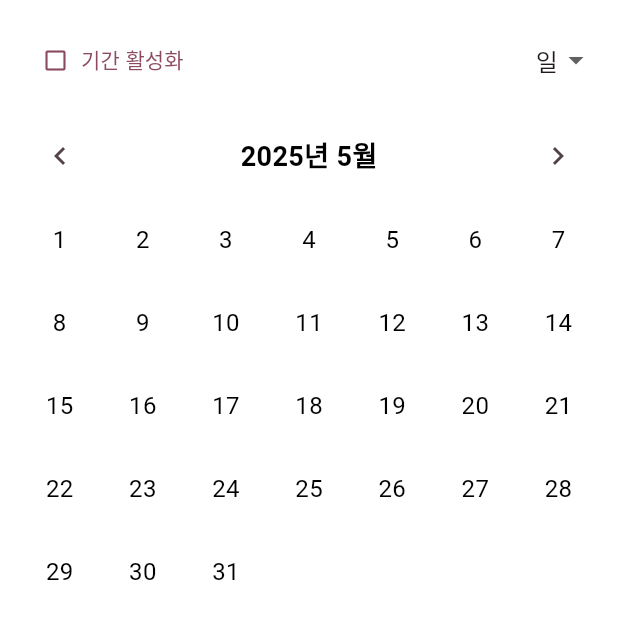
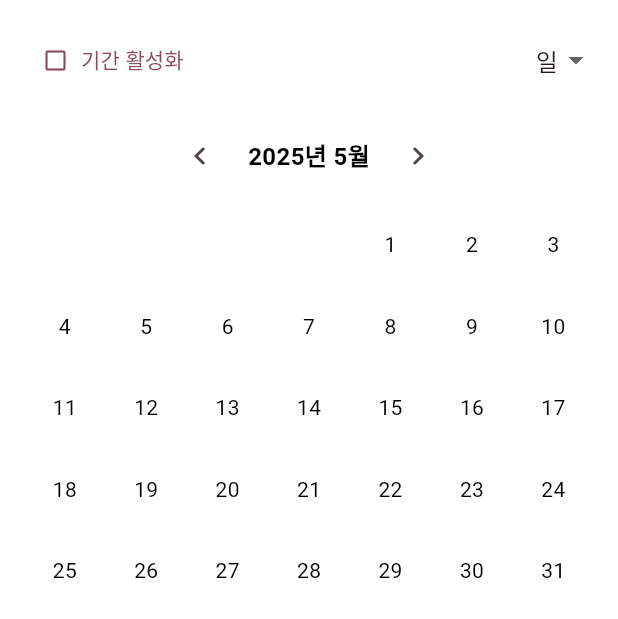
Before and after one commit to dhkdgh98/RelateX_front_main, a Flutter app: the CalendarModal widget shown alone on an empty page, opened directly, after a tap on the "chevron left" icon, after a tap on the "chevron right" icon, on a phone screen of 412 x 824 dp. Shown: the top 619 px of the screen. Run offline on Flutter 3.47's test engine with Material 3 defaults, Android fonts, the phone set to English and light mode, and no system bars.

Commit message:
캘린더 일,주,년,월 view 완료

```diff
--- a/lib/features/home/view/home_widgets/calendar.dart
+++ b/lib/features/home/view/home_widgets/calendar.dart
@@ -16,17 +16,29 @@ class _CalendarModalState extends State<CalendarModal> {
   DateTime _selectedDate = DateTime.now();
   bool _isRangeEnabled = false;
 
-  void _goToPreviousMonth() {
+  void _goToPrevious() {
     setState(() {
+      if (_currentView == CalendarView.month) {
+        _selectedDate = DateTime(_selectedDate.year - 1, _selectedDate.month);
+      } else if (_currentView == CalendarView.year) {
+        _selectedDate = DateTime(_selectedDate.year - 10);
+      } else {
         _selectedDate = DateTime(_selectedDate.year, _selectedDate.month - 1);
-      print('이전 달로 이동: $_selectedDate');
+      }
+      print('이전 이동: $_selectedDate');
     });
   }
 
-  void _goToNextMonth() {
+  void _goToNext() {
     setState(() {
+      if (_currentView == CalendarView.month) {
+        _selectedDate = DateTime(_selectedDate.year + 1, _selectedDate.month);
+      } else if (_currentView == CalendarView.year) {
+        _selectedDate = DateTime(_selectedDate.year + 10);
+      } else {
         _selectedDate = DateTime(_selectedDate.year, _selectedDate.month + 1);
-      print('다음 달로 이동: $_selectedDate');
+      }
+      print('다음 이동: $_selectedDate');
     });
   }
 
@@ -37,7 +49,6 @@ class _CalendarModalState extends State<CalendarModal> {
       child: Padding(
         padding: const EdgeInsets.all(16.0),
         child: Column(
-          mainAxisSize: MainAxisSize.min,
           children: [
             Row(
               mainAxisAlignment: MainAxisAlignment.spaceBetween,
@@ -87,41 +98,50 @@ class _CalendarModalState extends State<CalendarModal> {
               ],
             ),
             const SizedBox(height: 16),
-            _buildCalendarContent(),
+            _buildHeader(),
+            const SizedBox(height: 8),
+            Expanded(child: _buildCalendarContent()),
           ],
         ),
       ),
     );
   }
 
-  Widget _buildCalendarContent() {
-    print('Building calendar content for $_currentView');
-    return Column(
+
+
+Widget _buildHeader() {
+  return Row(
+    mainAxisAlignment: _currentView == CalendarView.year
+        ? MainAxisAlignment.spaceBetween
+        : MainAxisAlignment.center,
     children: [
-        Row(
-          mainAxisAlignment: MainAxisAlignment.spaceBetween,
-          children: [
-            IconButton(
-              icon: const Icon(Icons.chevron_left),
-              onPressed: _goToPreviousMonth,
+      IconButton(onPressed: _goToPrevious, icon: const Icon(Icons.chevron_left)),
+      if (_currentView != CalendarView.year) const SizedBox(width: 8),
+      if (_currentView != CalendarView.year)
+        Text(
+          _currentView == CalendarView.month
+              ? '${_selectedDate.year}년'
+              : DateFormat('yyyy년 M월').format(_selectedDate),
+          style: const TextStyle(fontSize: 16, fontWeight: FontWeight.bold),
+        )
+      else
+        Text(
+          () {
+            final startYear = (_selectedDate.year ~/ 10) * 10;
+            final endYear = startYear + 9;
+            return '$startYear년 ~ $endYear년';
+          }(),
+          style: const TextStyle(fontSize: 16, fontWeight: FontWeight.bold),
         ),
-            Text(
-              DateFormat('yyyy년 M월').format(_selectedDate),
-              style: const TextStyle(fontSize: 18, fontWeight: FontWeight.bold),
-            ),
-            IconButton(
-              icon: const Icon(Icons.chevron_right),
-              onPressed: _goToNextMonth,
-            ),
-          ],
-        ),
-        const SizedBox(height: 8),
-        _buildCurrentView(),
+      if (_currentView != CalendarView.year) const SizedBox(width: 8),
+      IconButton(onPressed: _goToNext, icon: const Icon(Icons.chevron_right)),
     ],
   );
 }
 
-  Widget _buildCurrentView() {
+
+  Widget _buildCalendarContent() {
+    print('Building calendar content for $_currentView');
     switch (_currentView) {
       case CalendarView.day:
       case CalendarView.week:
@@ -134,25 +154,21 @@ class _CalendarModalState extends State<CalendarModal> {
   }
 
   Widget _buildMonthCalendar() {
+    final daysInMonth = DateUtils.getDaysInMonth(_selectedDate.year, _selectedDate.month);
     final firstDayOfMonth = DateTime(_selectedDate.year, _selectedDate.month, 1);
-    final daysInMonth = DateUtils.getDaysInMonth(_selectedDate.year, _selectedDate.month);
-    print('Generating calendar for ${_selectedDate.year}-${_selectedDate.month}, $daysInMonth days');
+    final weekdayOffset = firstDayOfMonth.weekday % 7;
+
+    final totalGridCount = weekdayOffset + daysInMonth;
     return GridView.builder(
-      shrinkWrap: true,
-      physics: const NeverScrollableScrollPhysics(),
-      itemCount: daysInMonth,
-      gridDelegate: const SliverGridDelegateWithFixedCrossAxisCount(
-        crossAxisCount: 7,
-        mainAxisSpacing: 8,
-        crossAxisSpacing: 8,
-      ),
+      itemCount: totalGridCount,
+      gridDelegate: const SliverGridDelegateWithFixedCrossAxisCount(crossAxisCount: 7),
       itemBuilder: (context, index) {
-        final day = firstDayOfMonth.add(Duration(days: index));
+        if (index < weekdayOffset) {
+          return const SizedBox.shrink();
+        }
+        final day = index - weekdayOffset + 1;
         return Center(
-          child: Text(
-            '${day.day}',
-            style: const TextStyle(fontSize: 16),
-          ),
+          child: Text('$day'),
         );
       },
     );
@@ -160,44 +176,26 @@ class _CalendarModalState extends State<CalendarModal> {
 
   Widget _buildMonthGrid() {
     return GridView.builder(
-      shrinkWrap: true,
-      physics: const NeverScrollableScrollPhysics(),
       itemCount: 12,
-      gridDelegate: const SliverGridDelegateWithFixedCrossAxisCount(
-        crossAxisCount: 4,
-        mainAxisSpacing: 8,
-        crossAxisSpacing: 8,
-      ),
+      gridDelegate: const SliverGridDelegateWithFixedCrossAxisCount(crossAxisCount: 4),
       itemBuilder: (context, index) {
+        final month = index + 1;
         return Center(
-          child: Text(
-            '${index + 1}월',
-            style: const TextStyle(fontSize: 16),
-          ),
+          child: Text('$month월'),
         );
       },
     );
   }
 
   Widget _buildYearGrid() {
-    final currentYear = _selectedDate.year;
-    final startYear = currentYear - (currentYear % 10);
+    final startYear = (_selectedDate.year ~/ 10) * 10;
     return GridView.builder(
-      shrinkWrap: true,
-      physics: const NeverScrollableScrollPhysics(),
-      itemCount: 12,
-      gridDelegate: const SliverGridDelegateWithFixedCrossAxisCount(
-        crossAxisCount: 4,
-        mainAxisSpacing: 8,
-        crossAxisSpacing: 8,
-      ),
+      itemCount: 10,
+      gridDelegate: const SliverGridDelegateWithFixedCrossAxisCount(crossAxisCount: 4),
       itemBuilder: (context, index) {
         final year = startYear + index;
         return Center(
-          child: Text(
-            '$year년',
-            style: const TextStyle(fontSize: 16),
-          ),
+          child: Text('$year년'),
         );
       },
     );
```
Lines whose indentation alone changed are shown as unchanged.
